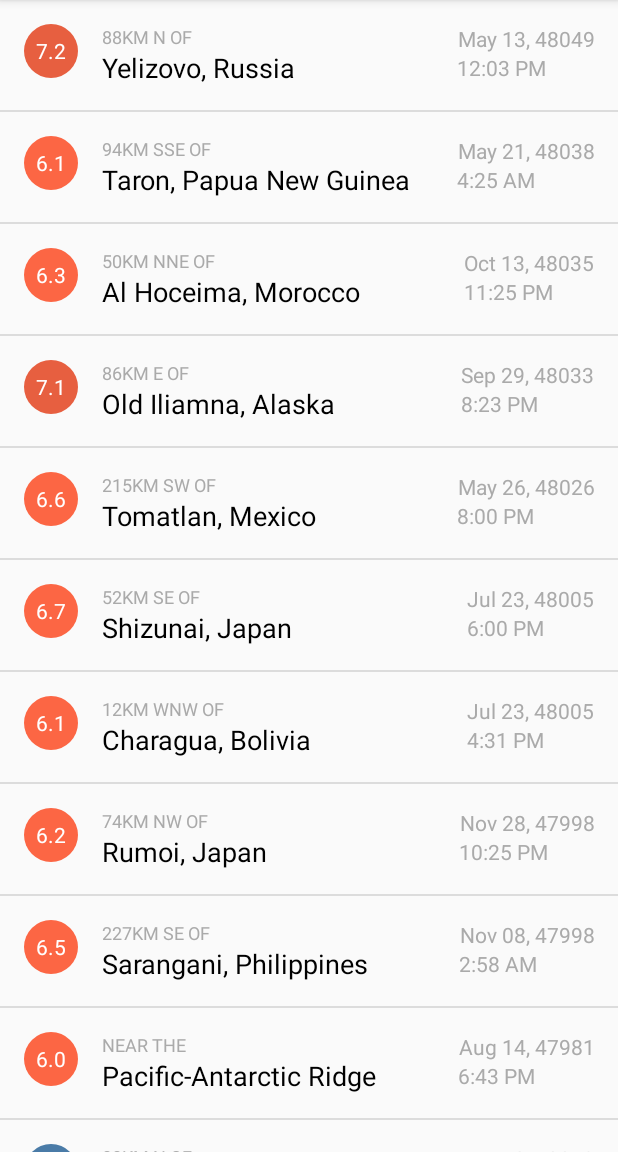
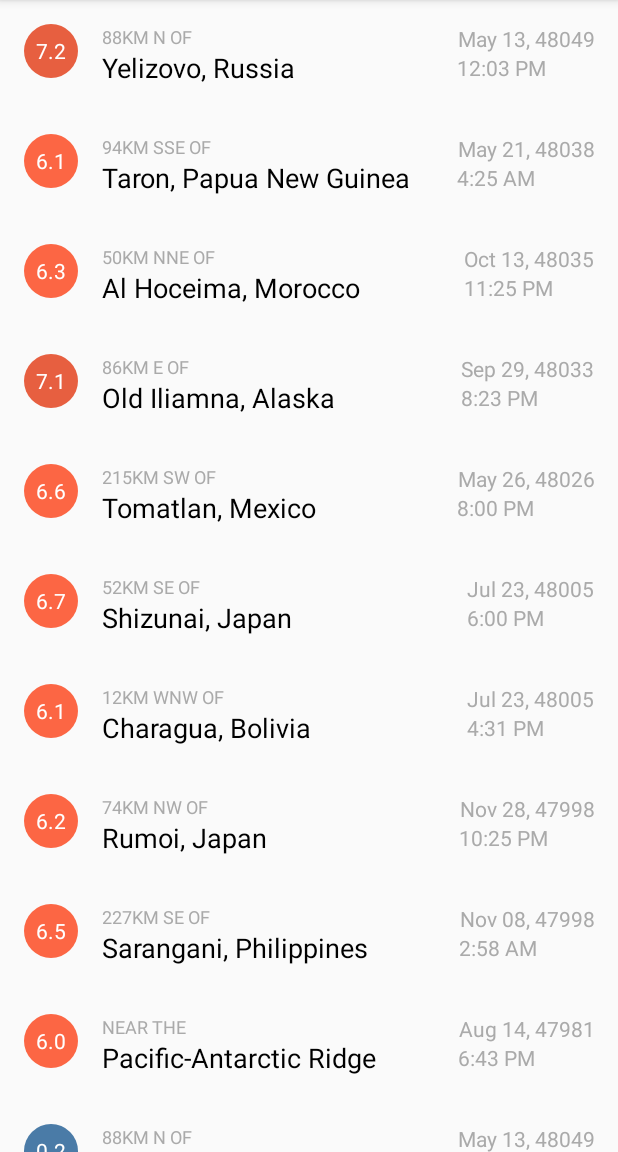
Before and after one commit to Gopikrishna19/learning-android, an Android app: the screen it shows after launch (MainActivity), on a phone screen of 412 x 824 dp, the part 84-1236 px from its top. Run offline under Robolectric (Android 15) with nearby library versions, the phone set to English and light mode, and no system bars.

Commit message:
visual polish

```diff
--- a/app/src/main/res/layout/activity_main.xml
+++ b/app/src/main/res/layout/activity_main.xml
@@ -5,5 +5,7 @@
     android:id="@+id/lvMain"
     android:layout_width="match_parent"
     android:layout_height="match_parent"
+    android:divider="@null"
+    android:dividerHeight="0dp"
     tools:context="dev.gopikrishna19.quaker.MainActivity">
 </ListView>
```
